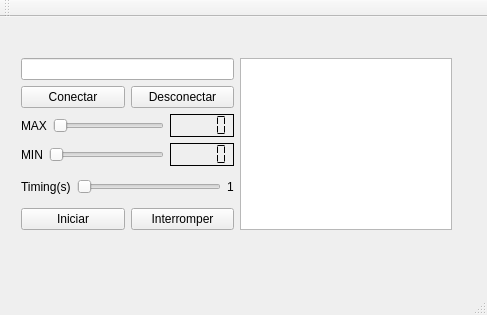
First picture: the form in QtTcpClientProducer/mainwindow.ui, repository Cogitus/QtmoduloSupervisorio, before the edit.
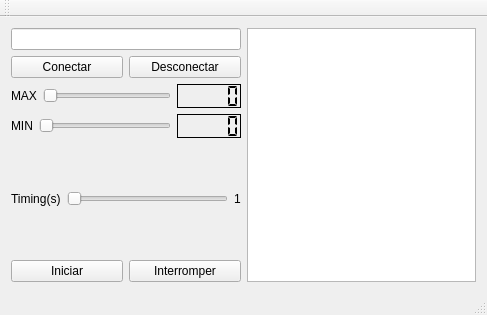
Second picture: the form after the edit.

Commit message: Ajeitado o layout do gui.

The edit to the form file:
```diff
--- a/QtTcpClientProducer/mainwindow.ui
+++ b/QtTcpClientProducer/mainwindow.ui
@@ -14,15 +14,8 @@
    <string>MainWindow</string>
   </property>
   <widget class="QWidget" name="centralWidget">
-   <widget class="QWidget" name="layoutWidget">
-    <property name="geometry">
-     <rect>
-      <x>10</x>
-      <y>30</y>
-      <width>453</width>
-      <height>194</height>
-     </rect>
-    </property>
+   <layout class="QVBoxLayout" name="verticalLayout_4">
+    <item>
     <layout class="QHBoxLayout" name="horizontalLayout_6" stretch="50,50">
      <property name="sizeConstraint">
       <enum>QLayout::SetDefaultConstraint</enum>
@@ -169,7 +162,8 @@
       <widget class="QTextBrowser" name="textBrowser_Dados"/>
      </item>
     </layout>
-   </widget>
+    </item>
+   </layout>
   </widget>
   <widget class="QMenuBar" name="menuBar">
    <property name="geometry">
```
Lines whose indentation alone changed are shown as unchanged.
